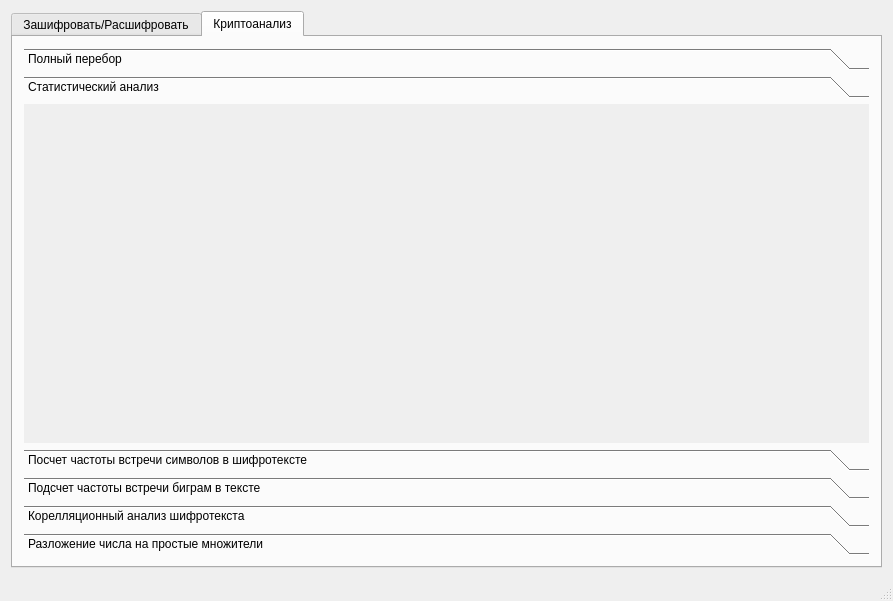
The window that mainwindow.ui (mdnight/KMZI-project) describes before a commit, drawn with Qt 5.
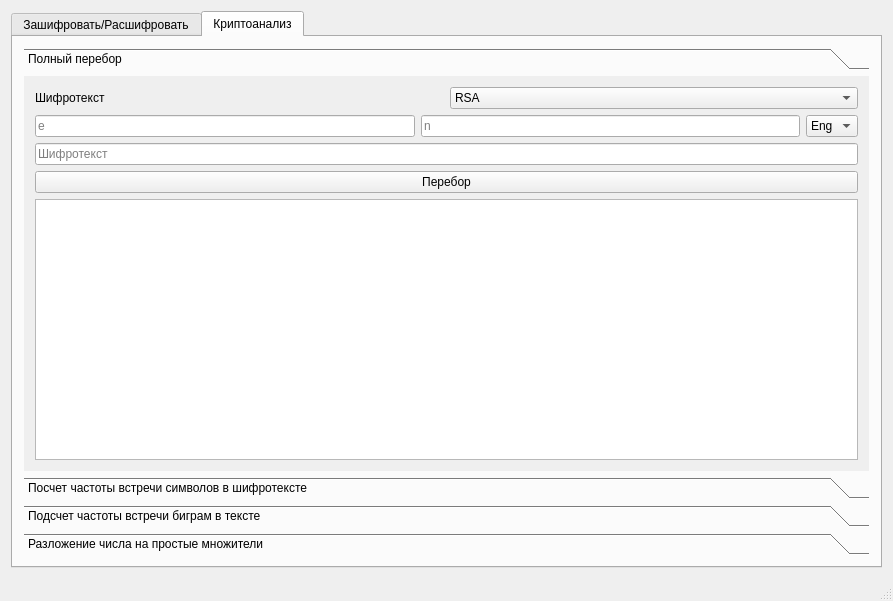
The same window after the commit. The open tabs and pages were chosen to show the change.

The edit to the form file:
```diff
--- a/mainwindow.ui
+++ b/mainwindow.ui
@@ -308,7 +308,7 @@
              <x>0</x>
              <y>0</y>
              <width>853</width>
-             <height>326</height>
+             <height>388</height>
             </rect>
            </property>
            <attribute name="label">
@@ -399,19 +399,6 @@
             </item>
            </layout>
           </widget>
-          <widget class="QWidget" name="page_2">
-           <property name="geometry">
-            <rect>
-             <x>0</x>
-             <y>0</y>
-             <width>853</width>
-             <height>326</height>
-            </rect>
-           </property>
-           <attribute name="label">
-            <string>Статистический анализ</string>
-           </attribute>
-          </widget>
           <widget class="QWidget" name="page_3">
            <property name="geometry">
             <rect>
@@ -512,19 +499,6 @@
             </item>
            </layout>
           </widget>
-          <widget class="QWidget" name="page_5">
-           <property name="geometry">
-            <rect>
-             <x>0</x>
-             <y>0</y>
-             <width>100</width>
-             <height>30</height>
-            </rect>
-           </property>
-           <attribute name="label">
-            <string>Корелляционный анализ шифротекста</string>
-           </attribute>
-          </widget>
           <widget class="QWidget" name="page_6">
            <property name="geometry">
             <rect>
```
Left out of the diff: 15 changed lines with no effect on the pictures.
